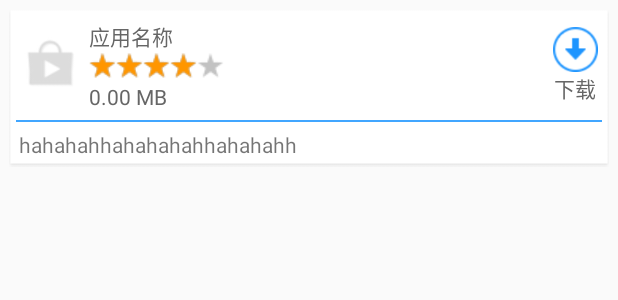
After one commit to ghb609840612/GoogleeMarket, an Android app: the layout item_homefragment_applist.xml on its own in the app's theme, with its tools: preview values and no code run, on a phone screen of 412 x 824 dp. The commit adds this screen. Shown: the top 300 px of the screen. Run offline under Robolectric (Android 15) with nearby library versions, the phone set to English and light mode, and no system bars.

Commit message:
homeapp ok

```diff
--- a/app/src/main/java/com/snow/night/googleemarket/base/BaseFragment.java
+++ b/app/src/main/java/com/snow/night/googleemarket/base/BaseFragment.java
@@ -36,15 +36,13 @@ public abstract class BaseFragment extends Fragment {
         context =getActivity();
         rootview = new StateLayout(context);
 
-
+        View contentview = getContentView();
         if(getContentView()!= null)
         {
             rootview.setContentView(getContentView());
         }else{
             rootview.setContentView(getContentViewById());
         }
-
-
         initview();
 //        initdata();
         initlistener();
--- /dev/null
+++ b/app/src/main/res/drawable/item_homefragment_applistselector.xml
@@ -0,0 +1,5 @@
+<?xml version="1.0" encoding="utf-8"?>
+<selector xmlns:android="http://schemas.android.com/apk/res/android">
+    <item android:state_pressed="true" android:drawable="@drawable/list_item_bg_pressed"></item>
+    <item android:drawable="@drawable/list_item_bg_normal"></item>
+</selector>
--- /dev/null
+++ b/app/src/main/res/drawable/ratingbar_full.xml
@@ -0,0 +1,24 @@
+<?xml version="1.0" encoding="utf-8"?>
+<!-- Copyright (C) 2008 The Android Open Source Project
+
+     Licensed under the Apache License, Version 2.0 (the "License");
+     you may not use this file except in compliance with the License.
+     You may obtain a copy of the License at
+
+          http://www.apache.org/licenses/LICENSE-2.0
+
+     Unless required by applicable law or agreed to in writing, software
+     distributed under the License is distributed on an "AS IS" BASIS,
+     WITHOUT WARRANTIES OR CONDITIONS OF ANY KIND, either express or implied.
+     See the License for the specific language governing permissions and
+     limitations under the License.
+-->
+
+<layer-list xmlns:android="http://schemas.android.com/apk/res/android">
+    <item android:id="@android:id/background"
+        android:drawable="@drawable/rating_small_empty" />
+    <item android:id="@android:id/secondaryProgress"
+        android:drawable="@drawable/rating_small_empty" />
+    <item android:id="@android:id/progress"
+        android:drawable="@drawable/rating_small_full" />
+</layer-list>
--- a/app/src/main/res/layout/fragment_home.xml
+++ b/app/src/main/res/layout/fragment_home.xml
@@ -7,5 +7,9 @@
     <com.snow.night.googleemarket.view.LoadMoreListView
         android:id="@+id/lv_fragment_home"
         android:layout_width="match_parent"
-        android:layout_height="match_parent"></com.snow.night.googleemarket.view.LoadMoreListView>
+        android:layout_height="match_parent"
+        android:divider="@null"
+        android:listSelector="@android:color/transparent">
+
+    </com.snow.night.googleemarket.view.LoadMoreListView>
 </LinearLayout>
--- /dev/null
+++ b/app/src/main/res/layout/item_homefragment_applist.xml
@@ -0,0 +1,91 @@
+<?xml version="1.0" encoding="utf-8"?>
+<LinearLayout xmlns:android="http://schemas.android.com/apk/res/android"
+    android:orientation="vertical" android:layout_width="match_parent"
+    android:layout_height="match_parent">
+    <LinearLayout
+        android:layout_width="match_parent"
+        android:layout_height="wrap_content"
+        android:orientation="vertical"
+        android:layout_marginLeft="6dp"
+        android:layout_marginRight="6dp"
+        android:background="@drawable/item_homefragment_applistselector">
+
+    <LinearLayout
+        android:layout_width="match_parent"
+        android:layout_height="wrap_content"
+        android:orientation="horizontal"
+        android:gravity="center_vertical"
+        android:padding="6dp">
+        <ImageView
+            android:id="@+id/iv_homefragment_listitem_icon"
+            android:layout_width="40dp"
+            android:layout_height="40dp"
+            android:src="@drawable/ic_default"
+            android:layout_marginRight="6dp"/>
+    <LinearLayout
+        android:layout_width="0dp"
+        android:layout_height="wrap_content"
+        android:layout_weight="1"
+        android:orientation="vertical">
+        <TextView
+            android:id="@+id/tv_homefragment_item_title"
+            android:layout_width="wrap_content"
+            android:layout_height="wrap_content"
+            android:textColor="@color/gray"
+            android:text="应用名称"
+            android:textSize="14sp"/>
+        <RatingBar
+            android:id="@+id/rb_homefragment_item_rating"
+            android:layout_width="wrap_content"
+            android:layout_height="20dp"
+            android:numStars="5"
+            android:rating="4"
+            android:progressDrawable="@drawable/ratingbar_full"
+            android:isIndicator="true"/>
+       <TextView
+           android:id="@+id/tv_homefragment_item_size"
+           android:layout_width="wrap_content"
+           android:layout_height="wrap_content"
+           android:text="0.00 MB"
+           android:textSize="14sp"
+           android:textColor="@color/gray"/>
+    </LinearLayout>
+    <LinearLayout
+        android:id="@+id/ll_homefragment_item_download"
+        android:layout_width="wrap_content"
+        android:layout_height="wrap_content"
+        android:orientation="vertical"
+        android:gravity="center_horizontal">
+    <ImageView
+        android:layout_width="30dp"
+        android:layout_height="30dp"
+        android:src="@drawable/action_download"
+        />
+        <TextView
+            android:layout_width="wrap_content"
+            android:layout_height="wrap_content"
+            android:text="下载"
+            android:textSize="14sp"
+            android:textColor="@color/gray"/>
+    </LinearLayout>
+    </LinearLayout>
+    <View
+        android:layout_width="match_parent"
+        android:layout_height="1dp"
+        android:layout_marginRight="3dp"
+        android:layout_marginLeft="3dp"
+        android:background="@color/selfblue"
+     />
+
+   />
+
+        <TextView
+            android:id="@+id/tv_homefragment_item_desc"
+            android:layout_width="match_parent"
+            android:layout_height="wrap_content"
+            android:text="hahahahhahahahahhahahahh"
+            android:layout_marginTop="5dp"
+            android:layout_marginLeft="5dp"
+            android:layout_marginBottom="3dp"/>
+    </LinearLayout>
+</LinearLayout>
--- a/app/src/main/res/values/colors.xml
+++ b/app/src/main/res/values/colors.xml
@@ -4,5 +4,7 @@
     <color name="colorPrimaryDark">#B95BF1</color>
     <color name="colorAccent">#FF4081</color>
     <color name="colorTextfor">#FFFFFF</color>
+    <color name="gray">#666666</color>
+    <color name="selfblue">#41A6FF</color>
 
 </resources>
```
Also changed, not shown: app/src/main/java/com/snow/night/googleemarket/adapter/HomeListAdapter.java (+30 -10 lines), app/src/main/java/com/snow/night/googleemarket/bean/HomeBean.java (+4 -4 lines), app/src/main/java/com/snow/night/googleemarket/fragment/HomeFragment.java (+31 -24 lines), app/src/main/java/com/snow/night/googleemarket/utils/NetUtil.java (+10 -14 lines).
